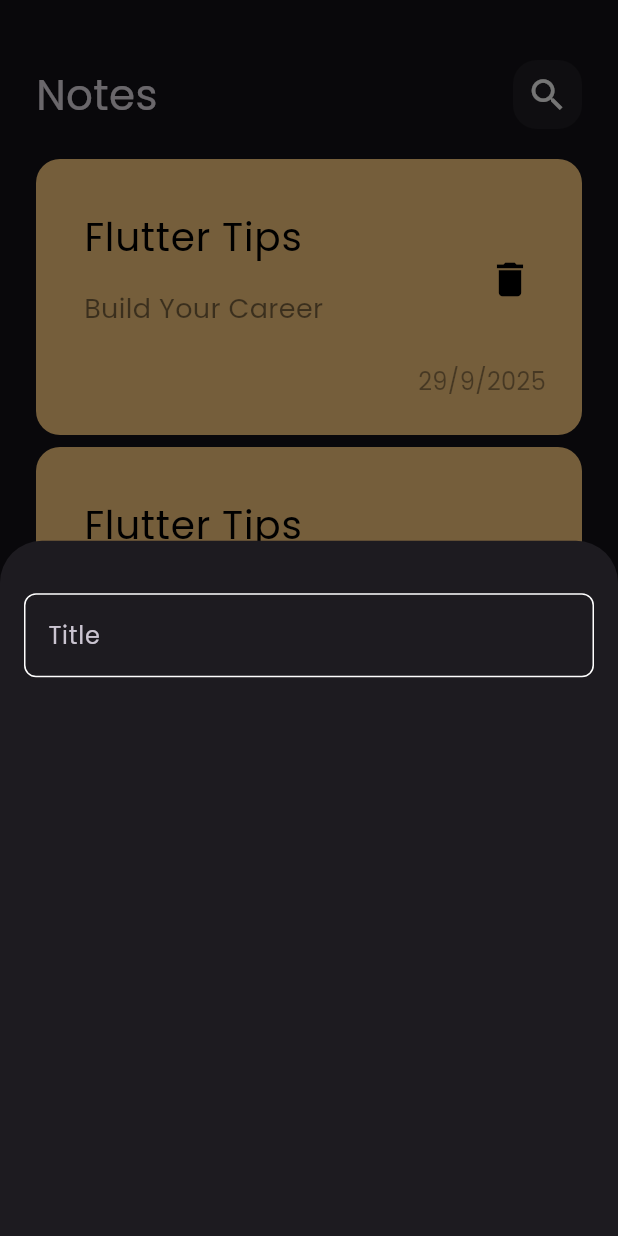
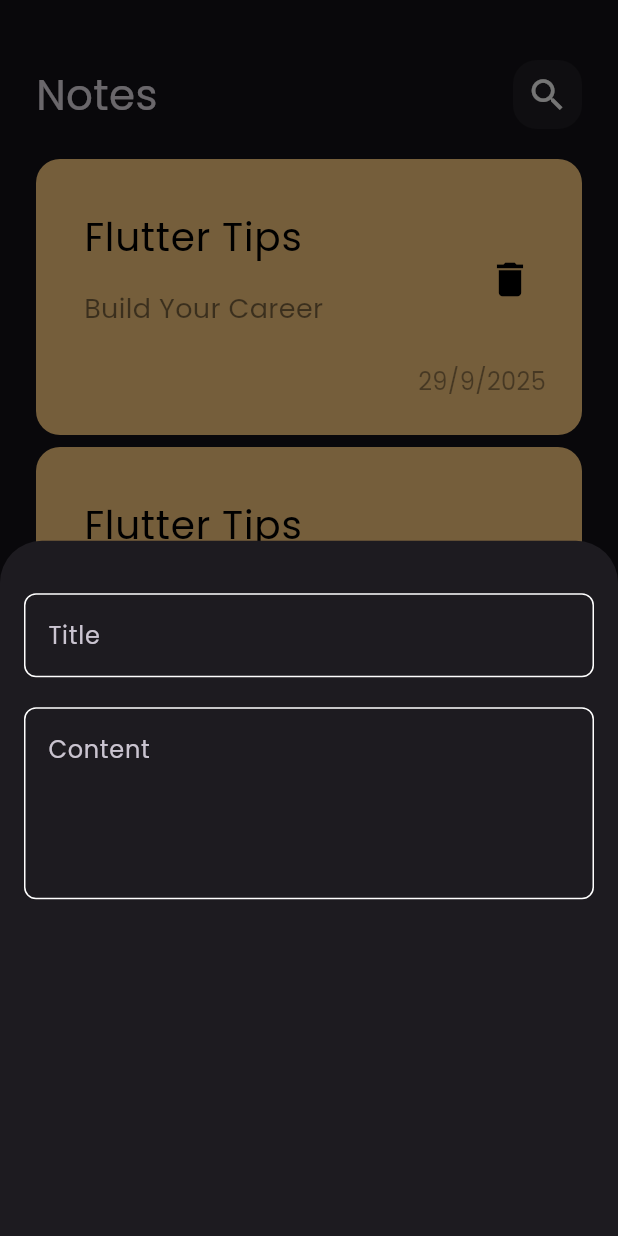
Before and after one commit to yasmin401/Notes_App, a Flutter app: the screen it shows after launch, after a tap on the "add" icon, on a phone screen of 412 x 824 dp. Run offline on Flutter 3.47's test engine with Material 3 defaults, Android fonts, the phone set to English and light mode, and no system bars.

Commit message:
Add fields to notes bottom sheet

```diff
--- a/lib/widgets/custom_text_field.dart
+++ b/lib/widgets/custom_text_field.dart
@@ -2,16 +2,17 @@ import 'package:flutter/material.dart';
 import 'package:notes_app/constants.dart';
 
 class CustomTextField extends StatelessWidget {
-  const CustomTextField({super.key, this.hint});
+  const CustomTextField({super.key, required this.hint,  this.maxLines =1});
 
-  final String? hint;
+  final String hint;
+  final int? maxLines;
   @override
   Widget build(BuildContext context) {
     return Padding(
       padding: const EdgeInsets.symmetric(horizontal: 16),
       child: TextField(
         cursorColor: kprimaryColor,
-
+        maxLines: maxLines,
         decoration: InputDecoration(
           hintText: hint,
           border: buildBorder(),
--- a/lib/widgets/note_bottom_sheet.dart
+++ b/lib/widgets/note_bottom_sheet.dart
@@ -6,6 +6,13 @@ class NoteBottomSheet extends StatelessWidget {
 
   @override
   Widget build(BuildContext context) {
-    return Column(children: [SizedBox(height: 35), CustomTextField(hint: 'Title',)]);
+    return Column(
+      children: [
+        SizedBox(height: 35),
+        CustomTextField(hint: 'Title'),
+        SizedBox(height: 20),
+        CustomTextField(hint: 'Content', maxLines: 4),
+      ],
+    );
   }
 }
```
